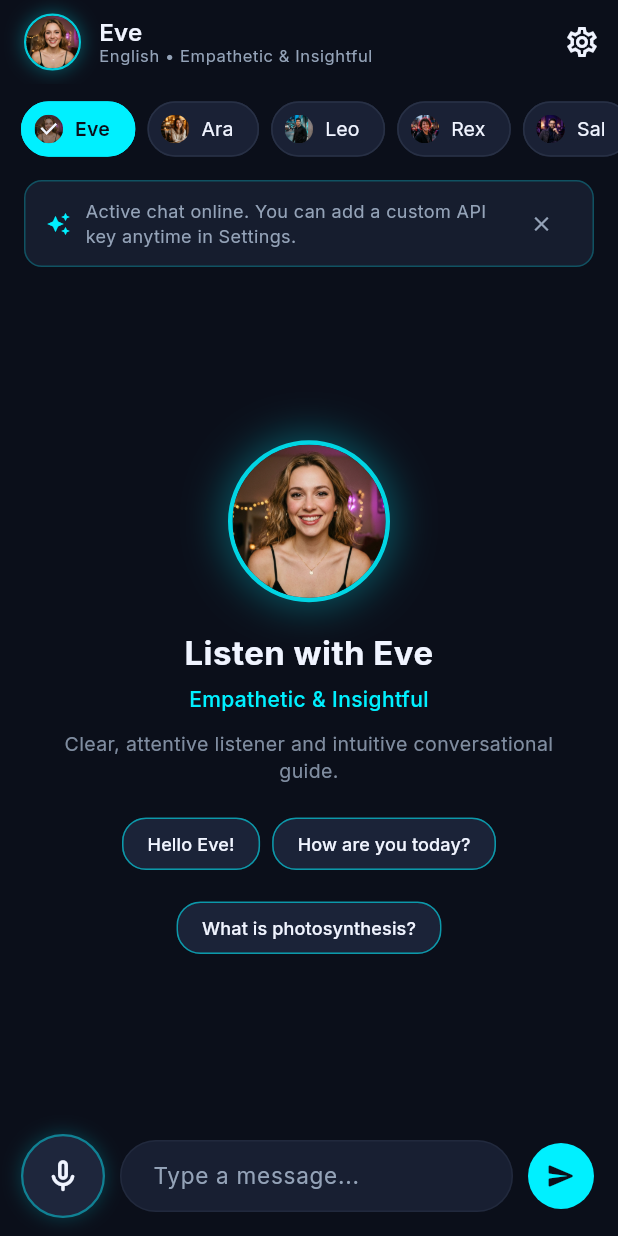
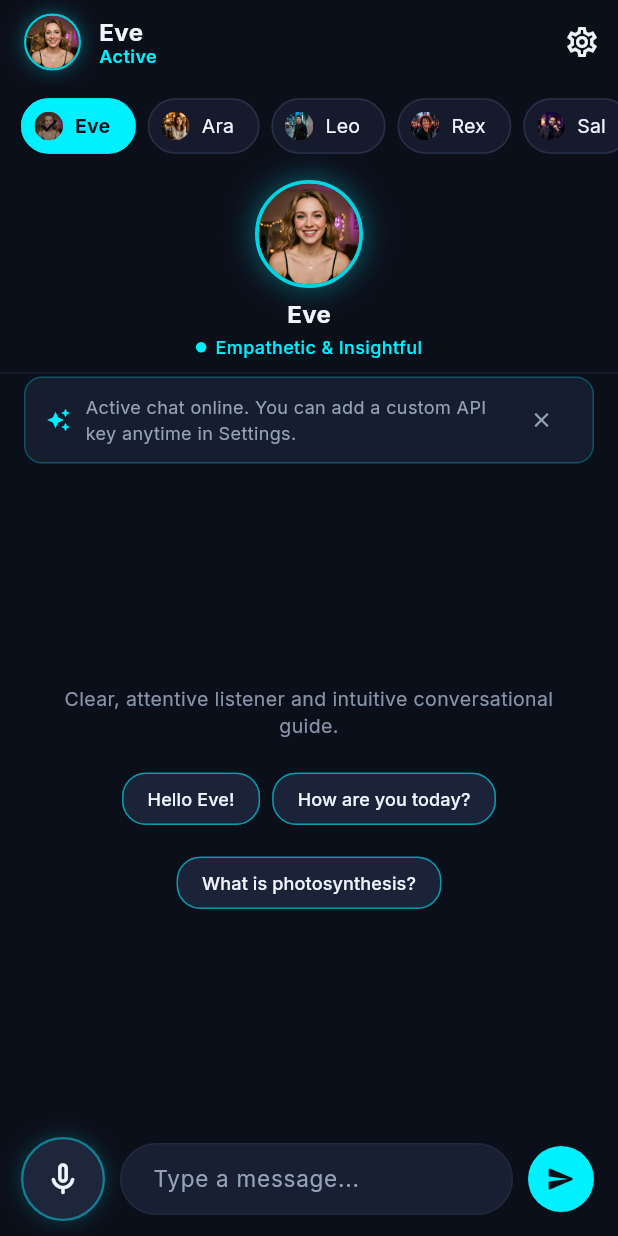
Before and after one commit to chrisloubser333-bit/listen-to-eve-p23, a Flutter app: the screen it shows after launch, on a phone screen of 412 x 824 dp. Run offline on Flutter 3.47's test engine with Material 3 defaults, Android fonts, the light colour scheme and no system bars; our stand-ins replace google_fonts, permission_handler, shared_preferences; missing offline and left inert: record.

Commit message:
fix(chat): keep avatar visible at top, enable touch scrolling and dismiss keyboard on drag

```diff
--- a/flutter_source/lib/screens/chat_screen.dart
+++ b/flutter_source/lib/screens/chat_screen.dart
@@ -19,24 +19,45 @@ class ChatScreen extends StatefulWidget {
 class _ChatScreenState extends State<ChatScreen> with SingleTickerProviderStateMixin {
   final _controller = TextEditingController();
   final _scrollController = ScrollController();
-  int _lastMessageCount = 0;
   bool _bannerDismissed = false;
+  bool _showScrollToBottom = false;
+
+  @override
+  void initState() {
+    super.initState();
+    _scrollController.addListener(_onScroll);
+  }
+
+  void _onScroll() {
+    if (!_scrollController.hasClients) return;
+    final maxScroll = _scrollController.position.maxScrollExtent;
+    final currentScroll = _scrollController.position.pixels;
+    final isScrolledUp = (maxScroll - currentScroll) > 120;
+    if (isScrolledUp != _showScrollToBottom) {
+      setState(() => _showScrollToBottom = isScrolledUp);
+    }
+  }
 
   @override
   void dispose() {
+    _scrollController.removeListener(_onScroll);
     _controller.dispose();
     _scrollController.dispose();
     super.dispose();
   }
 
-  void _scrollToBottom() {
+  void _scrollToBottom({bool animate = true}) {
     WidgetsBinding.instance.addPostFrameCallback((_) {
       if (_scrollController.hasClients) {
+        if (animate) {
           _scrollController.animateTo(
             _scrollController.position.maxScrollExtent,
             duration: const Duration(milliseconds: 300),
             curve: Curves.easeOut,
           );
+        } else {
+          _scrollController.jumpTo(_scrollController.position.maxScrollExtent);
+        }
       }
     });
   }
@@ -45,8 +66,10 @@ class _ChatScreenState extends State<ChatScreen> with SingleTickerProviderStateM
     final text = _controller.text.trim();
     if (text.isEmpty) return;
     _controller.clear();
+    _scrollToBottom();
     final chat = context.read<ChatProvider>();
     await chat.sendText(text);
+    _scrollToBottom();
   }
 
   @override
@@ -55,13 +78,6 @@ class _ChatScreenState extends State<ChatScreen> with SingleTickerProviderStateM
     final settings = context.watch<SettingsProvider>();
     final character = settings.activeCharacter;
     final isAf = settings.language == 'af';
-    final theme = Theme.of(context);
-
-    // Only scroll when message count changes (event-driven, never on continuous rebuilds)
-    if (chat.messages.length != _lastMessageCount) {
-      _lastMessageCount = chat.messages.length;
-      _scrollToBottom();
-    }
 
     return Scaffold(
       backgroundColor: AppTheme.background,
@@ -99,24 +115,24 @@ class _ChatScreenState extends State<ChatScreen> with SingleTickerProviderStateM
             Expanded(
               child: Column(
                 crossAxisAlignment: CrossAxisAlignment.start,
+                mainAxisSize: MainAxisSize.min,
                 children: [
                   Text(
                     character.name,
                     style: const TextStyle(
                       fontSize: 16,
-                      fontWeight: FontWeight.w600,
+                      fontWeight: FontWeight.bold,
                       color: AppTheme.textPrimary,
-                      letterSpacing: 0.2,
                     ),
                   ),
                   Text(
-                    '${isAf ? "Afrikaans" : "English"} • ${character.getTagline(isAf)}',
-                    style: theme.textTheme.bodySmall?.copyWith(
-                      color: AppTheme.textSecondary,
-                      fontSize: 11,
+                    chat.isLoading
+                        ? (isAf ? '${character.name} dink...' : '${character.name} is thinking...')
+                        : (isAf ? 'Aktief' : 'Active'),
+                    style: TextStyle(
+                      fontSize: 12,
+                      color: chat.isLoading ? Colors.amber : AppTheme.primary,
                     ),
-                    maxLines: 1,
-                    overflow: TextOverflow.ellipsis,
                   ),
                 ],
               ),
@@ -140,10 +156,13 @@ class _ChatScreenState extends State<ChatScreen> with SingleTickerProviderStateM
             // Character quick-switch pill selector (Preserves character identity independently)
             _buildCharacterBar(settings),
 
+            // Persistent top avatar stage: Avatar stays visible while conversation scrolls underneath
+            _buildPersistentTopAvatarStage(context, character, isAf, chat),
+
             // Optional non-blocking API tip banner
             if (!chat.hasApiKey && !_bannerDismissed)
               Container(
-                margin: const EdgeInsets.fromLTRB(16, 4, 16, 8),
+                margin: const EdgeInsets.fromLTRB(16, 2, 16, 6),
                 padding: const EdgeInsets.symmetric(horizontal: 14, vertical: 8),
                 decoration: BoxDecoration(
                   color: AppTheme.surfaceLight.withOpacity(0.6),
@@ -182,8 +201,8 @@ class _ChatScreenState extends State<ChatScreen> with SingleTickerProviderStateM
             // Error banner
             if (chat.error != null)
               Container(
-                margin: const EdgeInsets.fromLTRB(16, 4, 16, 8),
-                padding: const EdgeInsets.symmetric(horizontal: 14, vertical: 10),
+                margin: const EdgeInsets.fromLTRB(16, 2, 16, 6),
+                padding: const EdgeInsets.symmetric(horizontal: 14, vertical: 8),
                 decoration: BoxDecoration(
                   color: Colors.red.withOpacity(0.15),
                   borderRadius: BorderRadius.circular(12),
@@ -191,12 +210,12 @@ class _ChatScreenState extends State<ChatScreen> with SingleTickerProviderStateM
                 ),
                 child: Row(
                   children: [
-                    const Icon(Icons.error_outline, color: Colors.red, size: 20),
+                    const Icon(Icons.error_outline, color: Colors.red, size: 18),
                     const SizedBox(width: 10),
                     Expanded(
                       child: Text(
                         chat.error!,
-                        style: const TextStyle(color: AppTheme.textPrimary, fontSize: 13),
+                        style: const TextStyle(color: AppTheme.textPrimary, fontSize: 12),
                         maxLines: 2,
                         overflow: TextOverflow.ellipsis,
                       ),
@@ -209,12 +228,23 @@ class _ChatScreenState extends State<ChatScreen> with SingleTickerProviderStateM
                 ),
               ),
 
-            // Main chat or adaptive hero presentation
+            // Scrollable conversation area (Always scrollable, tap to dismiss keyboard)
             Expanded(
+              child: Stack(
+                children: [
+                  GestureDetector(
+                    behavior: HitTestBehavior.opaque,
+                    onTap: () => FocusScope.of(context).unfocus(),
                     child: chat.messages.isEmpty
-                  ? _buildAdaptiveHeroEmptyState(context, settings, character, isAf)
+                        ? _buildEmptyStarterSuggestions(character, isAf)
                         : ListView.builder(
                             controller: _scrollController,
+                            // AlwaysScrollableScrollPhysics ensures touch scrolling works even on 1 or 2 messages
+                            physics: const AlwaysScrollableScrollPhysics(
+                              parent: BouncingScrollPhysics(),
+                            ),
+                            // Dismisses keyboard naturally when swiping down the chat
+                            keyboardDismissBehavior: ScrollViewKeyboardDismissBehavior.onDrag,
                             padding: const EdgeInsets.symmetric(
                               horizontal: 16,
                               vertical: 10,
@@ -232,10 +262,27 @@ class _ChatScreenState extends State<ChatScreen> with SingleTickerProviderStateM
                           ),
                   ),
 
-            // Speaking / Thinking live status pill
+                  // Floating Quick Scroll-to-Bottom Pill
+                  if (_showScrollToBottom)
+                    Positioned(
+                      bottom: 12,
+                      right: 16,
+                      child: FloatingActionButton.small(
+                        backgroundColor: AppTheme.surfaceLight,
+                        foregroundColor: AppTheme.primary,
+                        elevation: 4,
+                        onPressed: () => _scrollToBottom(),
+                        child: const Icon(Icons.keyboard_arrow_down, size: 24),
+                      ),
+                    ),
+                ],
+              ),
+            ),
+
+            // Speaking / Thinking live status indicator
             if (chat.isLoading)
               Padding(
-                padding: const EdgeInsets.symmetric(horizontal: 20, vertical: 6),
+                padding: const EdgeInsets.symmetric(horizontal: 20, vertical: 4),
                 child: Row(
                   children: [
                     const SizedBox(
@@ -262,7 +309,7 @@ class _ChatScreenState extends State<ChatScreen> with SingleTickerProviderStateM
 
             // Input bar docked securely above soft keyboard
             Padding(
-              padding: const EdgeInsets.fromLTRB(14, 6, 14, 12),
+              padding: const EdgeInsets.fromLTRB(14, 4, 14, 10),
               child: Row(
                 children: [
                   VoiceButton(
@@ -322,7 +369,7 @@ class _ChatScreenState extends State<ChatScreen> with SingleTickerProviderStateM
   Widget _buildCharacterBar(SettingsProvider settings) {
     return SingleChildScrollView(
       scrollDirection: Axis.horizontal,
-      padding: const EdgeInsets.symmetric(horizontal: 14, vertical: 6),
+      padding: const EdgeInsets.symmetric(horizontal: 14, vertical: 4),
       child: Row(
         children: CharacterRegistry.characters.map((c) {
           final isSelected = c.id == settings.activeCharacter.id;
@@ -338,20 +385,23 @@ class _ChatScreenState extends State<ChatScreen> with SingleTickerProviderStateM
                   errorBuilder: (_, __, ___) => Icon(
                     c.icon,
                     size: 16,
-                    color: isSelected ? AppTheme.background : AppTheme.textSecondary,
+                    color: isSelected ? AppTheme.background : AppTheme.primary,
                   ),
                 ),
               ),
-              label: Text(c.name),
-              selected: isSelected,
-              onSelected: (_) => settings.setCharacterId(c.id),
-              backgroundColor: AppTheme.surfaceLight.withOpacity(0.5),
-              selectedColor: AppTheme.primary,
-              labelStyle: TextStyle(
+              label: Text(
+                c.name,
+                style: TextStyle(
                   color: isSelected ? AppTheme.background : AppTheme.textPrimary,
-                fontWeight: isSelected ? FontWeight.w600 : FontWeight.normal,
+                  fontWeight: isSelected ? FontWeight.bold : FontWeight.normal,
                   fontSize: 13,
                 ),
+              ),
+              selected: isSelected,
+              onSelected: (_) => settings.setActiveCharacter(c),
+              backgroundColor: AppTheme.surface,
+              selectedColor: AppTheme.primary,
+              checkmarkColor: AppTheme.background,
               side: BorderSide(
                 color: isSelected
                     ? AppTheme.primary
@@ -367,36 +417,53 @@ class _ChatScreenState extends State<ChatScreen> with SingleTickerProviderStateM
     );
   }
 
-  /// Keyboard-safe adaptive hero avatar empty state (guaranteed zero pixel overflows)
-  Widget _buildAdaptiveHeroEmptyState(
+  /// Persistent Top Avatar Stage (RULE 4: Avatar remains visible while conversation scrolls underneath)
+  Widget _buildPersistentTopAvatarStage(
     BuildContext context,
-    SettingsProvider settings,
     CharacterProfile character,
     bool isAf,
+    ChatProvider chat,
   ) {
-    return LayoutBuilder(
-      builder: (context, constraints) {
-        return SingleChildScrollView(
-          physics: const BouncingScrollPhysics(),
-          child: ConstrainedBox(
-            constraints: BoxConstraints(minHeight: constraints.maxHeight),
-            child: IntrinsicHeight(
-              child: Padding(
-                padding: const EdgeInsets.symmetric(horizontal: 24, vertical: 12),
+    final statusText = chat.isLoading
+        ? (isAf ? '${character.name} dink...' : '${character.name} is thinking...')
+        : chat.isSpeaking
+            ? (isAf ? '${character.name} praat...' : '${character.name} is speaking...')
+            : chat.isListening
+                ? (isAf ? 'Luister tans...' : 'Listening...')
+                : character.getTagline(isAf);
+
+    final statusColor = chat.isLoading
+        ? Colors.amber
+        : chat.isSpeaking
+            ? AppTheme.secondary
+            : AppTheme.primary;
+
+    return Container(
+      width: double.infinity,
+      padding: const EdgeInsets.symmetric(vertical: 8, horizontal: 16),
+      decoration: BoxDecoration(
+        color: AppTheme.background,
+        border: Border(
+          bottom: BorderSide(
+            color: AppTheme.border.withOpacity(0.35),
+            width: 1,
+          ),
+        ),
+      ),
       child: Column(
-                  mainAxisAlignment: MainAxisAlignment.center,
+        mainAxisSize: MainAxisSize.min,
         children: [
-                    // Photographic Hero Avatar with live status ring
+          // Photographic Avatar with live status glow halo
           Container(
-                      width: 108,
-                      height: 108,
+            width: 72,
+            height: 72,
             decoration: BoxDecoration(
               shape: BoxShape.circle,
               border: Border.all(
-                          color: AppTheme.primary.withOpacity(0.85),
-                          width: 3,
+                color: statusColor.withOpacity(0.85),
+                width: 2.5,
               ),
-                        boxShadow: AppTheme.glow(AppTheme.primary, blur: 24, spread: 2),
+              boxShadow: AppTheme.glow(statusColor, blur: 16, spread: 1),
             ),
             child: ClipOval(
               child: Image.asset(
@@ -404,47 +471,78 @@ class _ChatScreenState extends State<ChatScreen> with SingleTickerProviderStateM
                 fit: BoxFit.cover,
                 errorBuilder: (_, __, ___) => Icon(
                   character.icon,
-                            size: 54,
-                            color: AppTheme.primary,
+                  size: 38,
+                  color: statusColor,
                 ),
               ),
             ),
           ),
-                    const SizedBox(height: 18),
+          const SizedBox(height: 6),
+          // Character Name
           Text(
-                      isAf
-                          ? 'Luister saam met ${character.name}'
-                          : 'Listen with ${character.name}',
+            character.name,
             style: const TextStyle(
-                        fontSize: 22,
+              fontSize: 16,
               fontWeight: FontWeight.bold,
               color: AppTheme.textPrimary,
-                        letterSpacing: 0.3,
+              letterSpacing: 0.2,
             ),
-                      textAlign: TextAlign.center,
           ),
-                    const SizedBox(height: 6),
-                    Text(
-                      character.getTagline(isAf),
-                      style: const TextStyle(
-                        color: AppTheme.primary,
-                        fontSize: 14,
+          const SizedBox(height: 2),
+          // Status Indicator Dot & Status Message
+          Row(
+            mainAxisSize: MainAxisSize.min,
+            children: [
+              Container(
+                width: 7,
+                height: 7,
+                decoration: BoxDecoration(
+                  shape: BoxShape.circle,
+                  color: statusColor,
+                ),
+              ),
+              const SizedBox(width: 6),
+              Flexible(
+                child: Text(
+                  statusText,
+                  style: TextStyle(
+                    color: statusColor,
+                    fontSize: 12,
                     fontWeight: FontWeight.w500,
                   ),
-                      textAlign: TextAlign.center,
+                  maxLines: 1,
+                  overflow: TextOverflow.ellipsis,
                 ),
-                    const SizedBox(height: 10),
+              ),
+            ],
+          ),
+        ],
+      ),
+    );
+  }
+
+  /// Empty state starter suggestions
+  Widget _buildEmptyStarterSuggestions(
+    CharacterProfile character,
+    bool isAf,
+  ) {
+    return Center(
+      child: SingleChildScrollView(
+        physics: const AlwaysScrollableScrollPhysics(parent: BouncingScrollPhysics()),
+        padding: const EdgeInsets.symmetric(horizontal: 24, vertical: 16),
+        child: Column(
+          mainAxisAlignment: MainAxisAlignment.center,
+          children: [
             Text(
               character.getDescription(isAf),
               textAlign: TextAlign.center,
               style: TextStyle(
-                        color: AppTheme.textSecondary.withOpacity(0.85),
+                color: AppTheme.textSecondary.withOpacity(0.9),
                 fontSize: 13,
                 height: 1.4,
               ),
             ),
             const SizedBox(height: 16),
-                    // Quick starter chips for instant zero-effort engagement
             Wrap(
               spacing: 8,
               runSpacing: 8,
@@ -464,10 +562,6 @@ class _ChatScreenState extends State<ChatScreen> with SingleTickerProviderStateM
           ],
         ),
       ),
-            ),
-          ),
-        );
-      },
     );
   }
 
```
Lines whose indentation alone changed are shown as unchanged.
